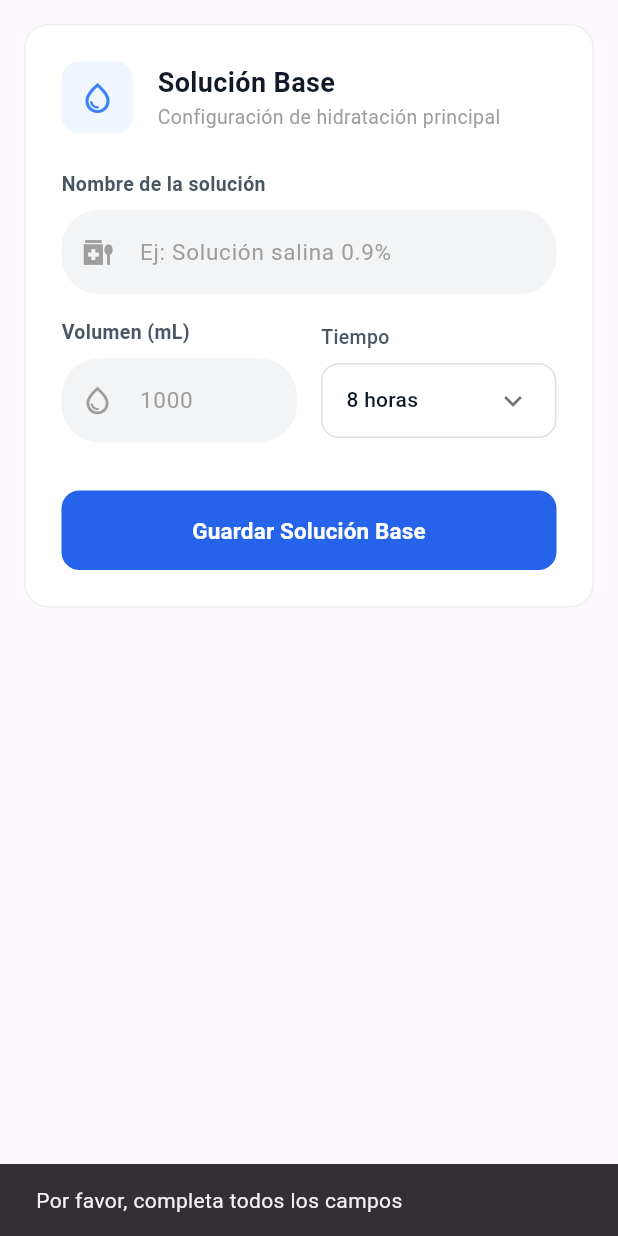
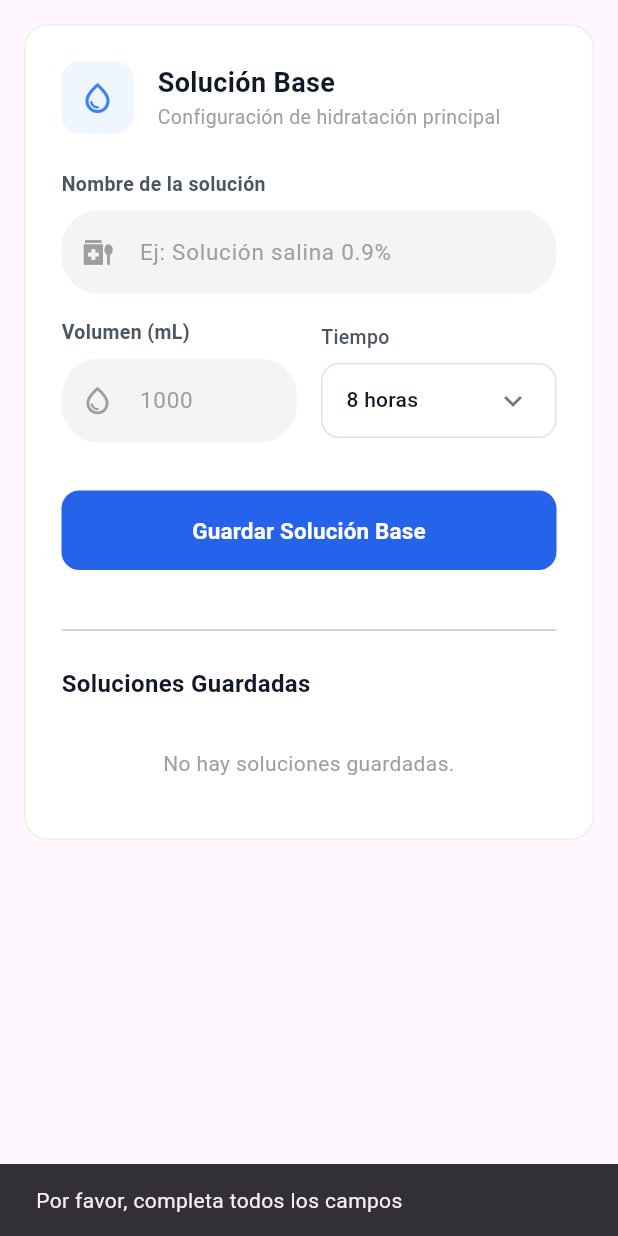
Before and after one commit to danielibarra182-afk/nursestation-, a Flutter app: the SolucionBaseTab widget shown alone on an empty page, opened directly with empty values, after a tap on "Guardar Solución Base", on a phone screen of 412 x 824 dp. Run offline on Flutter 3.47's test engine with Material 3 defaults, Android fonts, the phone set to English and light mode, and no system bars; our stand-ins replace audioplayers, hive, hive_flutter, vibration; accounts and stored records are empty.

Commit message:
ya se guardan soluciones

```diff
--- a/lib/features/kardex/tabs/solucion_base_tab.dart
+++ b/lib/features/kardex/tabs/solucion_base_tab.dart
@@ -1,6 +1,8 @@
 import 'package:flutter/material.dart';
 import '../widgets/custom_kardex_input.dart';
 import '../../../services/kardex/kardex_service.dart';
+import 'package:hive_flutter/hive_flutter.dart';
+import '../../../models/patient_model.dart';
 
 class SolucionBaseTab extends StatefulWidget {
   final String pacienteId;
@@ -26,19 +28,27 @@ class _SolucionBaseTabState extends State<SolucionBaseTab> {
 
   Future<void> _guardar() async {
     final nombre = _nombreController.text.trim();
-    final volumen = _volumenController.text.trim();
+    final volumenText = _volumenController.text.trim();
 
-    if (nombre.isEmpty || volumen.isEmpty) {
+    if (nombre.isEmpty || volumenText.isEmpty) {
       ScaffoldMessenger.of(context).showSnackBar(
         const SnackBar(content: Text('Por favor, completa todos los campos')),
       );
       return;
     }
 
+    final double volumen = double.tryParse(volumenText) ?? 0.0;
+    final int horas = int.tryParse(_tiempoSeleccionado.split(' ')[0]) ?? 8;
+
+    final double mlPorHora = horas > 0 ? volumen / horas : 0.0;
+    final double gotasPorMin = mlPorHora / 3;
+
     final datos = {
       'nombre': nombre,
       'volumen': volumen,
       'tiempo': _tiempoSeleccionado,
+      'ml_h': mlPorHora.toStringAsFixed(1),
+      'gotas_min': gotasPorMin.toStringAsFixed(0),
       'fecha': DateTime.now().toIso8601String(),
     };
 
@@ -211,9 +221,85 @@ class _SolucionBaseTabState extends State<SolucionBaseTab> {
                 ),
               ),
             ),
+            const SizedBox(height: 32),
+            const Divider(),
+            const SizedBox(height: 16),
+            const Text(
+              'Soluciones Guardadas',
+              style: TextStyle(
+                fontSize: 16,
+                fontWeight: FontWeight.bold,
+                color: Color(0xFF111827),
+              ),
+            ),
+            const SizedBox(height: 16),
+            _buildListaSoluciones(),
           ],
         ),
       ),
     );
   }
+
+  Widget _buildListaSoluciones() {
+    var box = Hive.box('pacientes');
+    PatientModel? paciente = box.get(widget.pacienteId) as PatientModel?;
+
+    if (paciente == null) {
+      try {
+        paciente = box.values.firstWhere((p) => p is PatientModel && p.id == widget.pacienteId) as PatientModel?;
+      } catch (e) {}
+    }
+
+    final soluciones = paciente?.solucionesBase ?? [];
+
+    if (soluciones.isEmpty) {
+      return const Padding(
+        padding: EdgeInsets.all(16.0),
+        child: Text(
+          'No hay soluciones guardadas.',
+          textAlign: TextAlign.center,
+          style: TextStyle(color: Colors.grey),
+        ),
+      );
+    }
+
+    return ListView.builder(
+      shrinkWrap: true,
+      physics: const NeverScrollableScrollPhysics(),
+      itemCount: soluciones.length,
+      itemBuilder: (context, index) {
+        final sol = soluciones[soluciones.length - 1 - index] as Map<dynamic, dynamic>;
+        return Card(
+          margin: const EdgeInsets.only(bottom: 12),
+          elevation: 0,
+          shape: RoundedRectangleBorder(
+            borderRadius: BorderRadius.circular(12),
+            side: BorderSide(color: Colors.grey[200]!),
+          ),
+          child: ListTile(
+            contentPadding: const EdgeInsets.symmetric(horizontal: 16, vertical: 8),
+            leading: Container(
+              padding: const EdgeInsets.all(8),
+              decoration: BoxDecoration(
+                color: const Color(0xFFEFF6FF),
+                borderRadius: BorderRadius.circular(8),
+              ),
+              child: const Icon(Icons.vaccines, color: Color(0xFF3B82F6), size: 20),
+            ),
+            title: Text(
+              '${sol['nombre']} - ${sol['volumen']} mL',
+              style: const TextStyle(fontWeight: FontWeight.bold, fontSize: 14),
+            ),
+            subtitle: Padding(
+              padding: const EdgeInsets.only(top: 4),
+              child: Text(
+                'Ritmo: ${sol['ml_h']} ml/h | ${sol['gotas_min']} gotas/min\nTiempo: ${sol['tiempo']}',
+                style: TextStyle(color: Colors.grey[600], fontSize: 13),
+              ),
+            ),
+          ),
+        );
+      },
+    );
+  }
 }
--- a/lib/models/patient_model.dart
+++ b/lib/models/patient_model.dart
@@ -25,6 +25,9 @@ class PatientModel extends HiveObject {
   @HiveField(6)
   String notas;
 
+  @HiveField(7)
+  List<dynamic>? solucionesBase;
+
   PatientModel({
     required this.id,
     required this.nombre,
@@ -33,5 +36,6 @@ class PatientModel extends HiveObject {
     required this.diagnostico,
     required this.medicamentos,
     required this.notas,
+    this.solucionesBase,
   });
 }
```
Also changed, not shown: lib/services/kardex/kardex_service.dart (+29 -9 lines), lib/models/patient_model.g.dart.
